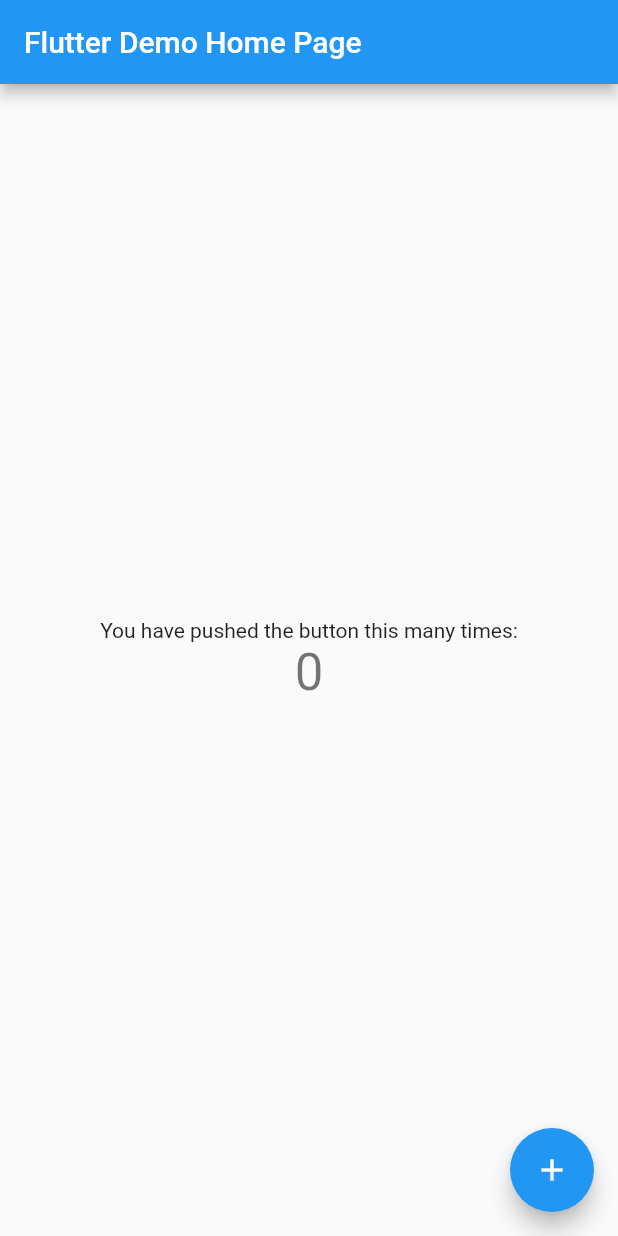
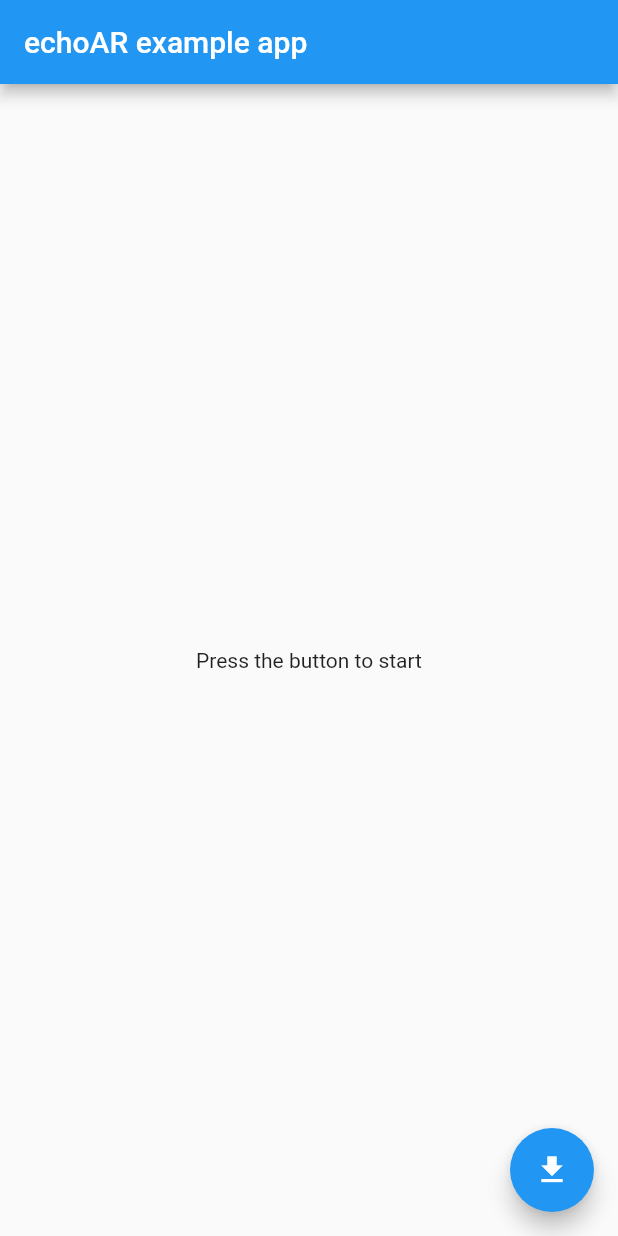
Before and after one commit to Mershak/geo-travel, a Flutter app: the screen it shows after launch, on a phone screen of 412 x 824 dp. Run offline on Flutter 3.47's test engine with Material 2 defaults, Android fonts, the phone set to English and light mode, and no system bars; missing offline and left inert: echoar_package, flutter_3d_obj.

Commit message:
second commit

```diff
--- a/lib/main.dart
+++ b/lib/main.dart
@@ -1,28 +1,22 @@
+import 'package:echoar_package/EchoArEntry.dart';
 import 'package:flutter/material.dart';
+import 'package:echoar_package/echoar_package.dart';
+import 'package:flutter_3d_obj/flutter_3d_obj.dart';
 
 void main() {
   runApp(MyApp());
 }
 
 class MyApp extends StatelessWidget {
-  // This widget is the root of your application.
   @override
   Widget build(BuildContext context) {
     return MaterialApp(
-      title: 'Flutter Demo',
+      title: 'echoAR example app',
       theme: ThemeData(
-        // This is the theme of your application.
-        //
-        // Try running your application with "flutter run". You'll see the
-        // application has a blue toolbar. Then, without quitting the app, try
-        // changing the primarySwatch below to Colors.green and then invoke
-        // "hot reload" (press "r" in the console where you ran "flutter run",
-        // or simply save your changes to "hot reload" in a Flutter IDE).
-        // Notice that the counter didn't reset back to zero; the application
-        // is not restarted.
         primarySwatch: Colors.blue,
+        visualDensity: VisualDensity.adaptivePlatformDensity,
       ),
-      home: MyHomePage(title: 'Flutter Demo Home Page'),
+      home: MyHomePage(title: 'echoAR example app'),
     );
   }
 }
@@ -30,16 +24,8 @@ class MyApp extends StatelessWidget {
 class MyHomePage extends StatefulWidget {
   MyHomePage({Key key, this.title}) : super(key: key);
 
-  // This widget is the home page of your application. It is stateful, meaning
-  // that it has a State object (defined below) that contains fields that affect
-  // how it looks.
-
-  // This class is the configuration for the state. It holds the values (in this
-  // case the title) provided by the parent (in this case the App widget) and
-  // used by the build method of the State. Fields in a Widget subclass are
-  // always marked "final".
-
   final String title;
+  EchoAR echoAR;
 
   @override
   _MyHomePageState createState() => _MyHomePageState();
@@ -47,67 +33,76 @@ class MyHomePage extends StatefulWidget {
 
 class _MyHomePageState extends State<MyHomePage> {
   int _counter = 0;
+  String _imageHologramPath = "";
+  String _modelHologramPath = "";
+  String _gifHologramPath = "";
+  String value;
 
-  void _incrementCounter() {
+  void _incrementCounter() async {
+    if (widget.echoAR == null)
+      widget.echoAR = EchoAR(apiKey: "round-leaf-0925");
+    String imageLink= await widget.echoAR
+        .getModelLinkFromEntryId("fd073e43-ebb6-4b9f-bbf9-b8d2731d5b24");
+    String gifLink= await widget.echoAR
+        .getModelLinkFromEntryId("fd073e43-ebb6-4b9f-bbf9-b8d2731d5b24");
+    String path = await widget.echoAR.getModelFromEntryId("fd073e43-ebb6-4b9f-bbf9-b8d2731d5b24");
+
+
     setState(() {
-      // This call to setState tells the Flutter framework that something has
-      // changed in this State, which causes it to rerun the build method below
-      // so that the display can reflect the updated values. If we changed
-      // _counter without calling setState(), then the build method would not be
-      // called again, and so nothing would appear to happen.
+      _imageHologramPath = imageLink;
+      _modelHologramPath = path;
+      _gifHologramPath= gifLink;
       _counter++;
     });
   }
 
   @override
   Widget build(BuildContext context) {
-    // This method is rerun every time setState is called, for instance as done
-    // by the _incrementCounter method above.
-    //
-    // The Flutter framework has been optimized to make rerunning build methods
-    // fast, so that you can just rebuild anything that needs updating rather
-    // than having to individually change instances of widgets.
     return Scaffold(
       appBar: AppBar(
-        // Here we take the value from the MyHomePage object that was created by
-        // the App.build method, and use it to set our appbar title.
         title: Text(widget.title),
       ),
       body: Center(
-        // Center is a layout widget. It takes a single child and positions it
-        // in the middle of the parent.
-        child: Column(
-          // Column is also a layout widget. It takes a list of children and
-          // arranges them vertically. By default, it sizes itself to fit its
-          // children horizontally, and tries to be as tall as its parent.
-          //
-          // Invoke "debug painting" (press "p" in the console, choose the
-          // "Toggle Debug Paint" action from the Flutter Inspector in Android
-          // Studio, or the "Toggle Debug Paint" command in Visual Studio Code)
-          // to see the wireframe for each widget.
-          //
-          // Column has various properties to control how it sizes itself and
-          // how it positions its children. Here we use mainAxisAlignment to
-          // center the children vertically; the main axis here is the vertical
-          // axis because Columns are vertical (the cross axis would be
-          // horizontal).
-          mainAxisAlignment: MainAxisAlignment.center,
+        child: (_imageHologramPath == "" && _modelHologramPath == "" && _gifHologramPath == "") ? Text("Press the button to start") : ListView(
+          padding: EdgeInsets.all(15.0),
           children: <Widget>[
-            Text(
-              'You have pushed the button this many times:',
+            _imageHologramPath != ""
+                ? Image.network(_imageHologramPath)
+                : SizedBox(
+              height: 1.0,
             ),
-            Text(
-              '$_counter',
-              style: Theme.of(context).textTheme.headline4,
+            SizedBox(
+              height: 50.0,
             ),
+            _modelHologramPath != ""
+                ? Center(
+              child: Object3D(
+                size: const Size(30.0, 30.0),
+                path: _modelHologramPath,
+                asset: true,
+                zoom: 5.0,
+              ),
+            )
+                : SizedBox(
+              height: 1.0,
+            ),
+            SizedBox(
+              height: 50.0,
+            ),
+            _gifHologramPath != ""
+                ? Image.network(_gifHologramPath)
+                : SizedBox(
+              height: 1.0,
+            ),
+
           ],
         ),
       ),
       floatingActionButton: FloatingActionButton(
         onPressed: _incrementCounter,
         tooltip: 'Increment',
-        child: Icon(Icons.add),
-      ), // This trailing comma makes auto-formatting nicer for build methods.
+        child: Icon(Icons.file_download),
+      ),
     );
   }
 }
--- a/pubspec.yaml
+++ b/pubspec.yaml
@@ -23,6 +23,8 @@ environment:
 dependencies:
   flutter:
     sdk: flutter
+  echoar_package: ^0.0.1+2
+  flutter_3d_obj: ^0.0.6
 
 
   # The following adds the Cupertino Icons font to your application.
```
Also changed, not shown: pubspec.lock.
